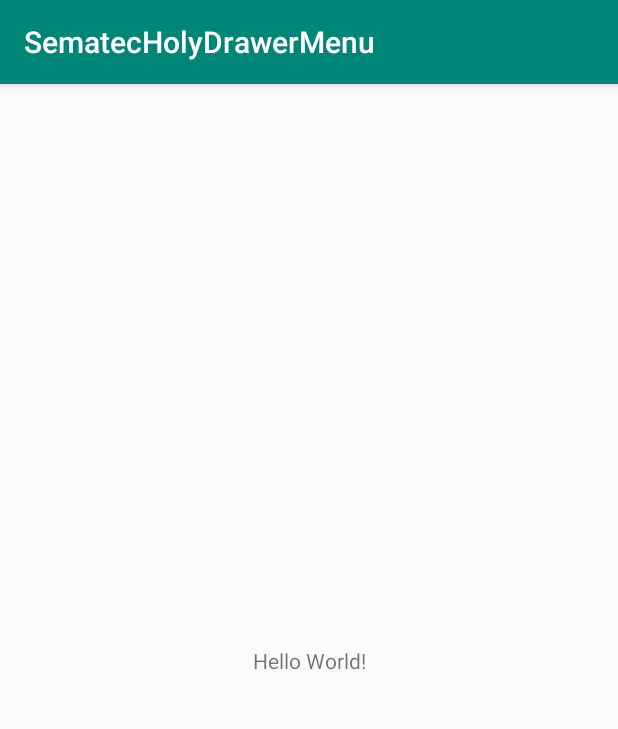
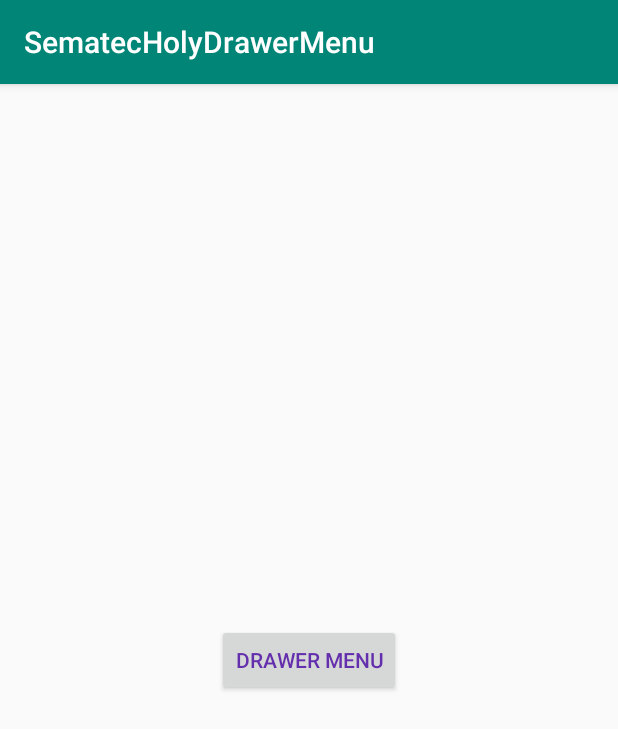
Before and after one commit to holymoon/SematecHolyDrawerMenu, an Android app: the screen it shows after launch (MainActivity), on a phone screen of 412 x 824 dp. Shown: the top 729 px of the screen. Run offline under Robolectric (Android 15) with nearby library versions, the phone set to English and light mode, and no system bars.

Commit message:
changes in activity_main and mainactivity

```diff
--- a/app/src/main/java/com/example/sematecholydrawermenu/MainActivity.java
+++ b/app/src/main/java/com/example/sematecholydrawermenu/MainActivity.java
@@ -1,8 +1,13 @@
 package com.example.sematecholydrawermenu;
 
 import androidx.appcompat.app.AppCompatActivity;
+import androidx.core.view.GravityCompat;
+import androidx.drawerlayout.widget.DrawerLayout;
 
 import android.os.Bundle;
+import android.view.Gravity;
+import android.view.View;
+import android.widget.Button;
 
 public class MainActivity extends AppCompatActivity {
 
@@ -10,5 +15,16 @@ public class MainActivity extends AppCompatActivity {
     protected void onCreate(Bundle savedInstanceState) {
         super.onCreate(savedInstanceState);
         setContentView(R.layout.activity_main);
+        Button btnDrawerMenu = findViewById(R.id.btnDrawerMenu);
+        btnDrawerMenu.setOnClickListener(new View.OnClickListener() {
+            @Override
+            public void onClick(View v) {
+                DrawerLayout drawerLayout = findViewById(R.id.drawer_layout);
+
+//To Open:
+                drawerLayout.openDrawer(GravityCompat.START);
+
+            }
+        });
     }
 }
--- a/app/src/main/res/layout/activity_main.xml
+++ b/app/src/main/res/layout/activity_main.xml
@@ -1,18 +1,31 @@
 <?xml version="1.0" encoding="utf-8"?>
-<androidx.constraintlayout.widget.ConstraintLayout xmlns:android="http://schemas.android.com/apk/res/android"
-    xmlns:app="http://schemas.android.com/apk/res-auto"
+<androidx.drawerlayout.widget.DrawerLayout xmlns:android="http://schemas.android.com/apk/res/android"
     xmlns:tools="http://schemas.android.com/tools"
     android:layout_width="match_parent"
     android:layout_height="match_parent"
+    android:id="@+id/drawer_layout"
     tools:context=".MainActivity">
+    <LinearLayout
+        android:layout_width="match_parent"
+        android:layout_height="match_parent"
+        android:gravity="center">
+        <Button
+            android:id="@+id/btnDrawerMenu"
+            android:layout_width="wrap_content"
+            android:layout_height="wrap_content"
+            android:text="@string/drawer_menu"
+            android:textColor="@color/colorPurple"/>
+    </LinearLayout>
 
-    <TextView
-        android:layout_width="wrap_content"
-        android:layout_height="wrap_content"
-        android:text="Hello World!"
-        app:layout_constraintBottom_toBottomOf="parent"
-        app:layout_constraintLeft_toLeftOf="parent"
-        app:layout_constraintRight_toRightOf="parent"
-        app:layout_constraintTop_toTopOf="parent" />
+    <LinearLayout
+        android:background="@color/colorWhite"
+        android:layout_width="280dp"
+        android:layout_height="match_parent"
+        android:layout_gravity="left">
 
-</androidx.constraintlayout.widget.ConstraintLayout>
+
+
+    </LinearLayout>
+
+
+</androidx.drawerlayout.widget.DrawerLayout>
--- a/app/src/main/res/values/colors.xml
+++ b/app/src/main/res/values/colors.xml
@@ -3,4 +3,6 @@
     <color name="colorPrimary">#008577</color>
     <color name="colorPrimaryDark">#00574B</color>
     <color name="colorAccent">#D81B60</color>
+    <color name="colorPurple">#642fad</color>
+    <color name="colorWhite">#ffffff</color>
 </resources>
--- a/app/src/main/res/values/strings.xml
+++ b/app/src/main/res/values/strings.xml
@@ -1,3 +1,4 @@
 <resources>
     <string name="app_name">SematecHolyDrawerMenu</string>
+    <string name="drawer_menu">DRAWER MENU</string>
 </resources>
```
